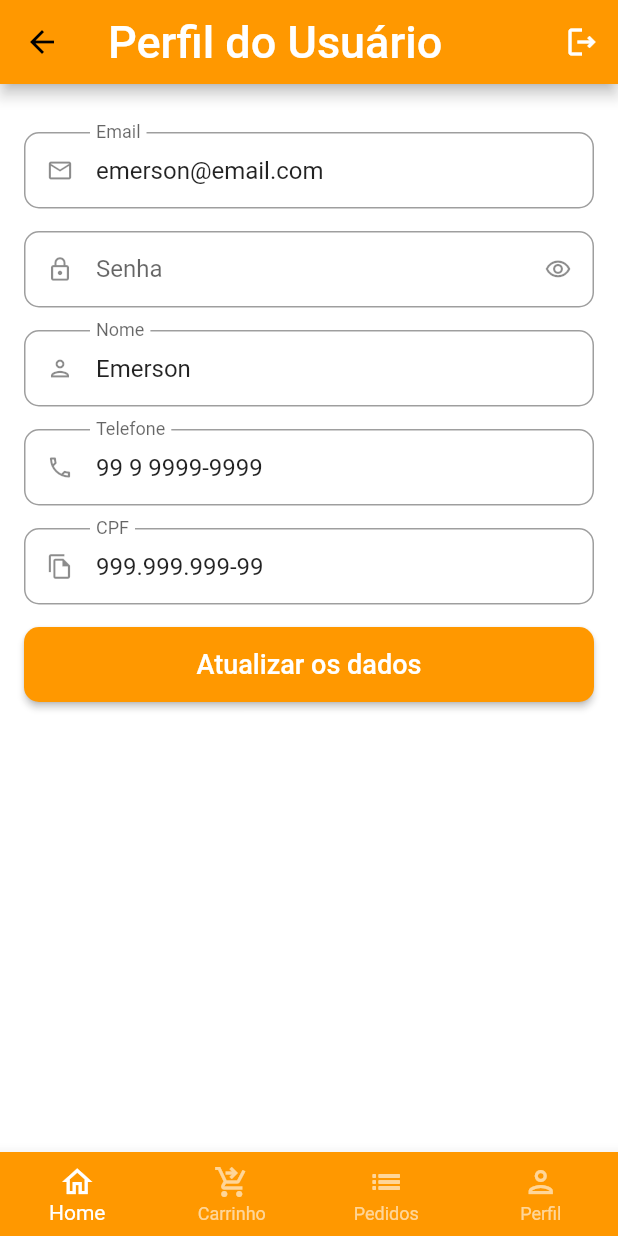
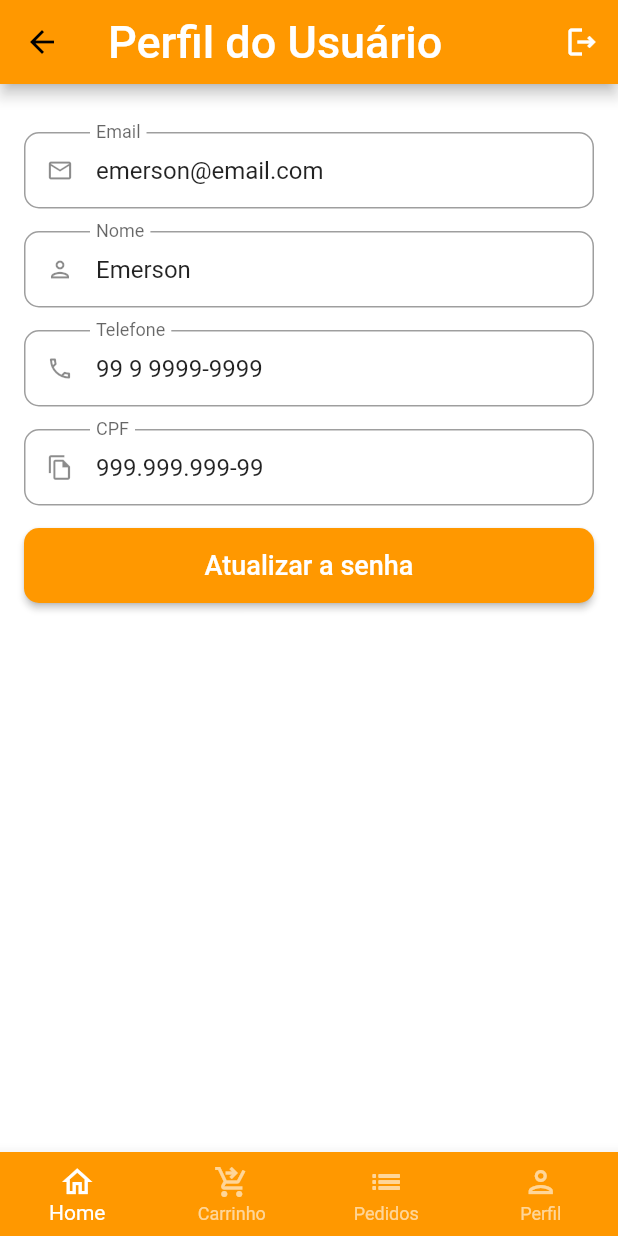
Before and after one commit to emersonbarina/quitanda-course-frontend, a Flutter app: the BaseScreen screen opened directly, swiped to page 4, on a phone screen of 412 x 824 dp. Run offline on Flutter 3.47's test engine with Material 2 defaults, Android fonts, the phone set to English and light mode, and no system bars; our stand-ins replace animated_text_kit, badges, mask_text_input_formatter.

Commit message:
Login UI - Profile - Dialog

```diff
--- a/lib/scr/constants/texts.dart
+++ b/lib/scr/constants/texts.dart
@@ -13,13 +13,16 @@ const tPassword = 'Senha';
 const tFullName = 'Nome';
 const tPhone = 'Telefone';
 const tCPF = 'CPF';
+const tPasswordOld = 'Senha Atual';
+const tPasswordNew = 'Nova senha';
+const tPasswordNewConfirm = 'Confirmar Nova Senha';
 
 const tNavHome = 'Home';
 const tNavCart = 'Carrinho';
 const tNavOrder = 'Pedidos';
 const tNavProfile = 'Perfil';
 const tProfile = 'Perfil do Usuário';
-const tProfileSave = 'Atualizar os dados';
+const tProfileSave = 'Atualizar a senha';
 
 const tSearchHint = 'Pesquise aqui...';
 const tAddCart = 'Adicionar ao Carrinho';
--- a/lib/scr/pages/base/base_screen.dart
+++ b/lib/scr/pages/base/base_screen.dart
@@ -27,7 +27,7 @@ class _BaseScreenState extends State<BaseScreen> {
           const HomeTab(),
           const CartTab(),
           Container(color: Colors.blue,),
-          ProfileTab(),
+          const ProfileTab(),
         ],
       ),
       bottomNavigationBar: BottomNavigationBar(
--- a/lib/scr/pages/profile/profile_tab.dart
+++ b/lib/scr/pages/profile/profile_tab.dart
@@ -7,17 +7,58 @@ import '../../constants/colors.dart';
 import '../../constants/sizes.dart';
 import 'package:quitanda/scr/constants/app_data.dart' as app_data;
 
-class ProfileTab extends StatelessWidget {
-  ProfileTab({Key? key}) : super(key: key);
+class ProfileTab extends StatefulWidget {
+  const ProfileTab({Key? key}) : super(key: key);
 
+  @override
+  State<ProfileTab> createState() => _ProfileTabState();
+}
+
+class _ProfileTabState extends State<ProfileTab> {
   final cpfFormatter = MaskTextInputFormatter(
     mask: '###.###.###-##',
     filter: {'#': RegExp(r'[0-9]')},
   );
+
   final phoneFormatter = MaskTextInputFormatter(
     mask: '(##) # ####-####',
     filter: {'#': RegExp(r'[0-9]')},
   );
+
+  Future<bool?> updatePassword() {
+    return showDialog(
+      context: context,
+      builder: (context) {
+        return Dialog(
+          child: Column(
+            children: [
+              CustomTextField(
+                initialValue: app_data.user.password,
+                isSecret: true,
+                icon: Icons.lock_outlined,
+                label: tPasswordOld,
+              ),
+
+              CustomTextField(
+                initialValue: app_data.user.password,
+                isSecret: true,
+                icon: Icons.lock_outlined,
+                label: tPasswordNew,
+              ),
+
+              CustomTextField(
+                initialValue: app_data.user.password,
+                isSecret: true,
+                icon: Icons.lock_outlined,
+                label: tPasswordNewConfirm,
+              ),
+
+            ],
+          ),
+        );
+      },
+    );
+  }
 
   @override
   Widget build(BuildContext context) {
@@ -51,13 +92,6 @@ class ProfileTab extends StatelessWidget {
           ),
           CustomTextField(
             readOnly: true,
-            initialValue: app_data.user.password,
-            isSecret: true,
-            icon: Icons.lock_outlined,
-            label: tPassword,
-          ),
-          CustomTextField(
-            readOnly: true,
             initialValue: app_data.user.name,
             icon: Icons.person_outlined,
             label: tFullName,
@@ -76,15 +110,15 @@ class ProfileTab extends StatelessWidget {
             icon: Icons.file_copy_outlined,
             label: tCPF,
           ),
-
           SizedBox(
             height: tHeightSizeBox,
             child: ElevatedButton(
               style: ElevatedButton.styleFrom(
                   shape: RoundedRectangleBorder(
-                      borderRadius:
-                      BorderRadius.circular(tBorderRadius))),
-              onPressed: () {},
+                      borderRadius: BorderRadius.circular(tBorderRadius))),
+              onPressed: () {
+                updatePassword();
+              },
               child: const Text(
                 tProfileSave,
                 style: TextStyle(
@@ -98,6 +132,4 @@ class ProfileTab extends StatelessWidget {
       ),
     );
   }
-
-
 }
```
